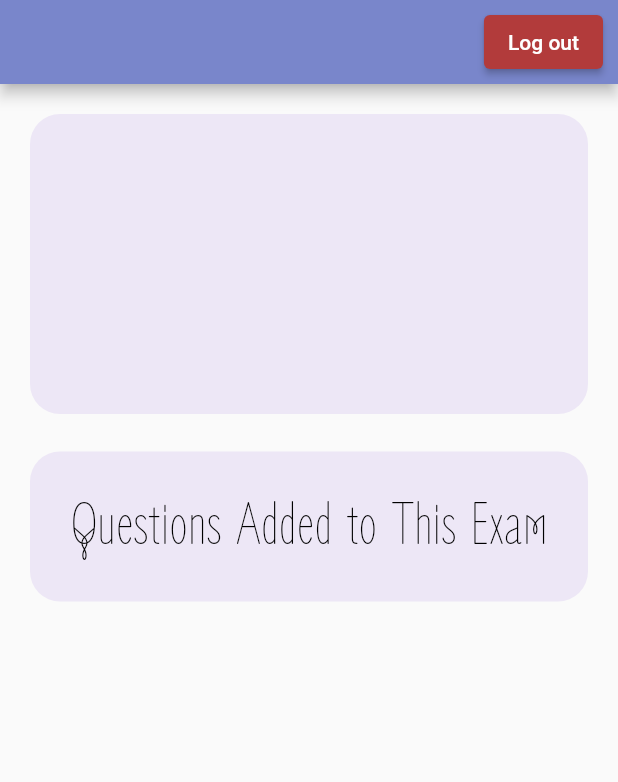
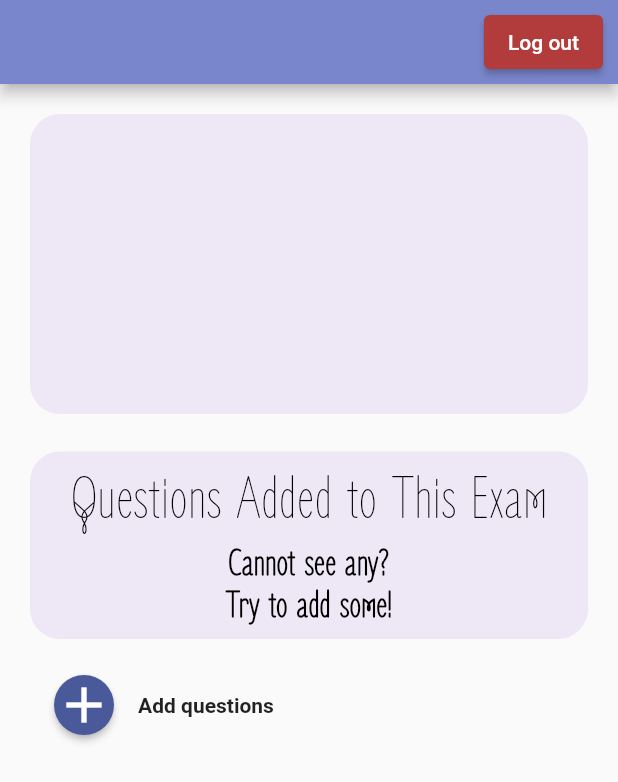
Before and after one commit to dpkg-i-foo-deb/exams-quizzes-alike, a Flutter app: the ExamPage screen opened directly with empty values, on a phone screen of 412 x 824 dp. Shown: the top 782 px of the screen. Run offline on Flutter 3.47's test engine with Material 2 defaults, Android fonts, the phone set to English and light mode, and no system bars; missing offline and left inert: multiselect_formfield; accounts and stored records are empty; network calls fail.

Commit message:
Add questions button ✨

```diff
--- a/flutter/lib/screens/exam/exam_page_body.dart
+++ b/flutter/lib/screens/exam/exam_page_body.dart
@@ -43,11 +43,16 @@ class _ExamBodyState extends State<ExamPageBody> {
                 ),
                 Container(
                     constraints: const BoxConstraints(
-                      maxHeight: 100, maxWidth: double.infinity),
+                        maxHeight: 125, maxWidth: double.infinity),
                     decoration: BoxDecoration(
                         color: const Color.fromARGB(255, 237, 231, 246),
                         borderRadius: BorderRadius.circular(20)),
-                  child: const Align(
+                    child: Column(
+                      children: const [
+                        SizedBox(
+                          height: 10,
+                        ),
+                        Align(
                           child: Text('Questions Added to This Exam',
                               textAlign: TextAlign.center,
                               style: TextStyle(
@@ -56,7 +61,47 @@ class _ExamBodyState extends State<ExamPageBody> {
                                 color: Colors.black,
                               )),
                         ),
+                        SizedBox(
+                          height: 6,
                         ),
+                        Align(
+                          child: Text('Cannot see any?\nTry to add some!',
+                              textAlign: TextAlign.center,
+                              style: TextStyle(
+                                  fontFamily: 'ZenLoop',
+                                  fontSize: 25,
+                                  color: Colors.black,
+                                  fontWeight: FontWeight.bold)),
+                        ),
+                      ],
+                    )),
+                const SizedBox(
+                  height: 20,
+                ),
+                Align(
+                    alignment: Alignment.bottomLeft,
+                    child: Row(
+                      children: [
+                        ElevatedButton(
+                            style: ElevatedButton.styleFrom(
+                                maximumSize: const Size(225, 700),
+                                shape: const CircleBorder(),
+                                primary:
+                                    const Color.fromARGB(255, 73, 89, 154)),
+                            child: const Icon(
+                              Icons.add,
+                              color: Colors.white,
+                              size: 40,
+                            ),
+                            onPressed: () {
+                              debugPrint('oli');
+                            }),
+                        const Text(
+                          'Add questions',
+                          style: TextStyle(fontWeight: FontWeight.bold),
+                        ),
+                      ],
+                    )),
                 const SizedBox(
                   height: 20,
                 ),
@@ -73,7 +118,7 @@ class _ExamBodyState extends State<ExamPageBody> {
                           itemBuilder: (context, index) {
                             return QuestionWidget(question: questions[index]);
                           });
-                    })
+                    }),
               ],
             )));
   }
```
Lines whose indentation alone changed are shown as unchanged.
